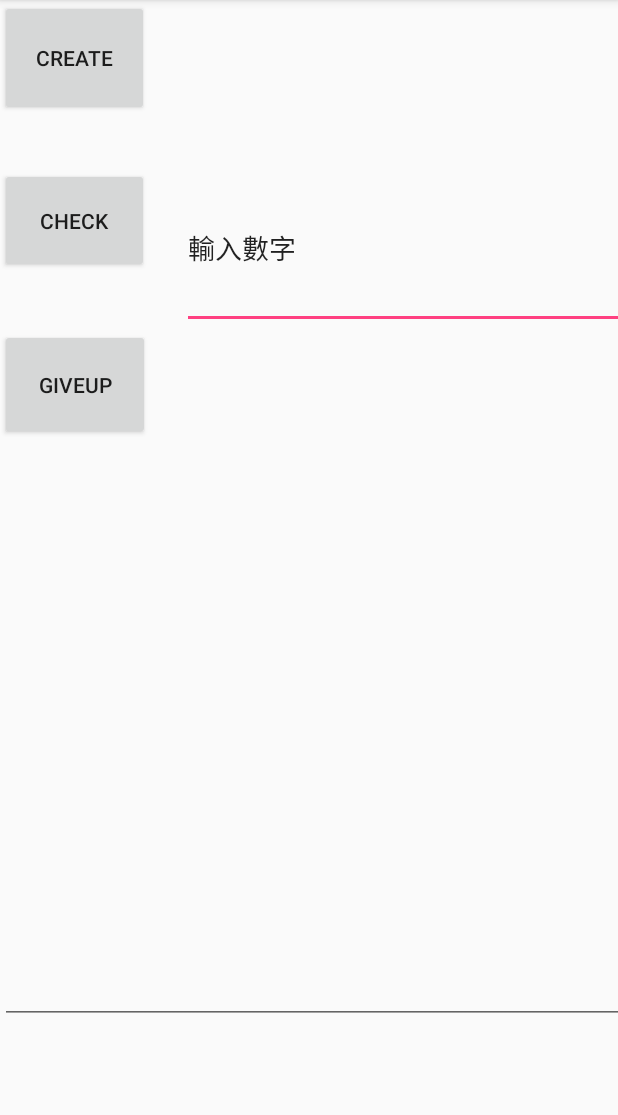
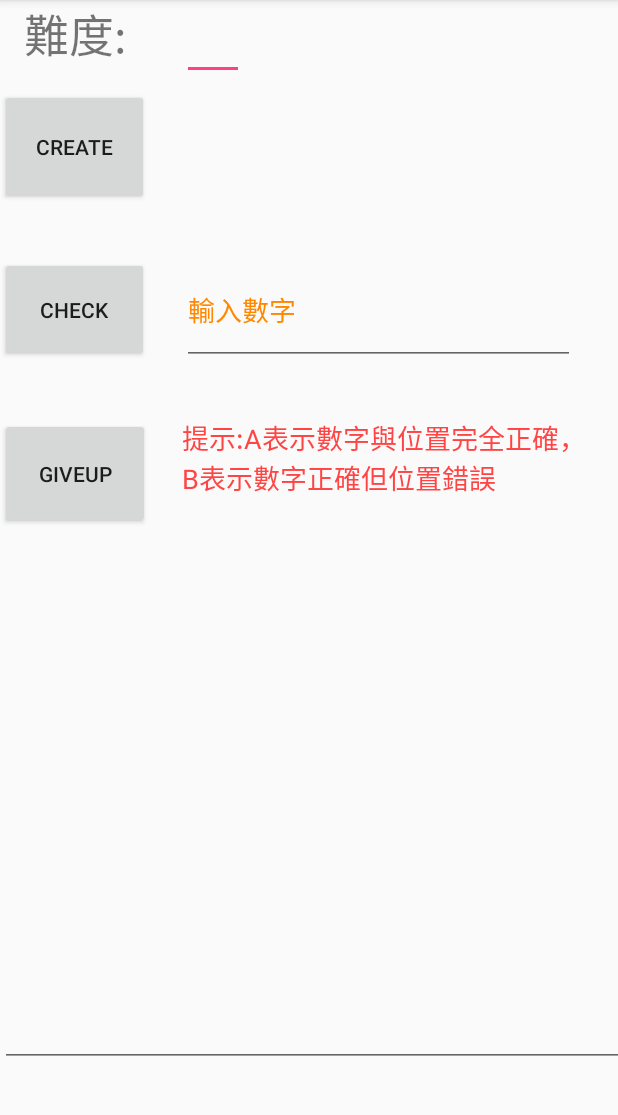
Before and after one commit to Edwardz43/GuessNumber, an Android app: the screen it shows after launch (MainActivity), on a phone screen of 412 x 824 dp, the part 84-1199 px from its top. Run offline under Robolectric (Android 15) with nearby library versions, the phone set to English and light mode, and no system bars.

Commit message:
201703291128

```diff
--- a/app/src/main/res/layout/activity_main.xml
+++ b/app/src/main/res/layout/activity_main.xml
@@ -9,44 +9,61 @@
     <GridLayout
         android:layout_width="464dp"
         android:layout_height="711dp"
-        tools:layout_editor_absoluteX="8dp"
-        tools:layout_editor_absoluteY="8dp">
+        tools:layout_editor_absoluteX="9dp"
+        tools:layout_editor_absoluteY="4dp">
 
         <GridLayout
             android:layout_width="match_parent"
-            android:layout_height="327dp"
+            android:layout_height="426dp"
             android:layout_column="0"
             android:layout_row="0">
 
             <GridLayout
-                android:layout_width="119dp"
-                android:layout_height="112dp">
+                android:layout_width="100dp"
+                android:layout_height="wrap_content">
 
-                <Button
-                    android:id="@+id/button"
-                    android:layout_width="99dp"
-                    android:layout_height="77dp"
-                    android:text="Create" />
+                <TextView
+                    android:id="@+id/textView6"
+                    android:layout_width="match_parent"
+                    android:layout_height="49dp"
+                    android:layout_column="0"
+                    android:layout_row="0"
+                    android:text="難度:"
+                    android:textAlignment="center"
+                    android:textSize="30sp" />
             </GridLayout>
 
             <GridLayout
-                android:layout_width="322dp"
-                android:layout_height="110dp">
+                android:layout_width="277dp"
+                android:layout_height="59dp">
 
-                <TextView
-                    android:id="@+id/textView"
-                    android:layout_width="match_parent"
-                    android:layout_height="match_parent"
-                    android:textAlignment="center"
-                    android:textColor="@android:color/holo_green_dark"
+                <EditText
+                    android:id="@+id/editText4"
+                    android:layout_width="41dp"
+                    android:layout_height="wrap_content"
+                    android:ems="10"
+                    android:inputType="number"
                     android:textSize="24sp" />
+            </GridLayout>
+
+            <GridLayout
+                android:layout_width="121dp"
+                android:layout_height="104dp"
+                android:layout_column="0"
+                android:layout_row="3">
+
+                <Button
+                    android:id="@+id/button3"
+                    android:layout_width="100dp"
+                    android:layout_height="74dp"
+                    android:text="GiveUp" />
             </GridLayout>
 
             <GridLayout
                 android:layout_width="120dp"
                 android:layout_height="104dp"
                 android:layout_column="0"
-                android:layout_row="1">
+                android:layout_row="2">
 
                 <Button
                     android:id="@+id/button2"
@@ -56,43 +73,79 @@
             </GridLayout>
 
             <GridLayout
-                android:layout_width="121dp"
-                android:layout_height="104dp"
+                android:layout_width="119dp"
+                android:layout_height="112dp"
                 android:layout_column="0"
+                android:layout_row="1">
+
+                <Button
+                    android:id="@+id/button"
+                    android:layout_width="99dp"
+                    android:layout_height="77dp"
+                    android:layout_column="0"
+                    android:layout_row="0"
+                    android:text="Create" />
+
+            </GridLayout>
+
+            <FrameLayout
+                android:layout_width="277dp"
+                android:layout_height="108dp"
+                android:layout_column="1"
+                android:layout_row="3"
+                tools:layout_editor_absoluteX="30dp"
+                tools:layout_editor_absoluteY="41dp">
+
+                <TextView
+                    android:id="@+id/textView3"
+                    android:layout_width="269dp"
+                    android:layout_height="110dp"
+                    android:text="提示:A表示數字與位置完全正確，B表示數字正確但位置錯誤"
+                    android:textColor="@android:color/holo_red_light"
+                    android:textSize="18sp" />
+            </FrameLayout>
+
+            <GridLayout
+                android:layout_width="match_parent"
+                android:layout_height="107dp"
+                android:layout_column="1"
                 android:layout_row="2">
 
-                <Button
-                    android:id="@+id/button3"
-                    android:layout_width="100dp"
-                    android:layout_height="74dp"
-                    android:text="GiveUp" />
+                <EditText
+                    android:id="@+id/editText"
+                    android:layout_width="262dp"
+                    android:layout_height="72dp"
+                    android:clickable="true"
+                    android:ems="10"
+                    android:inputType="number"
+                    android:onClick="clearInput"
+                    android:text="輸入數字"
+                    android:textColor="@android:color/holo_orange_dark" />
+
             </GridLayout>
 
             <GridLayout
-                android:layout_width="323dp"
-                android:layout_height="107dp"
+                android:layout_width="283dp"
+                android:layout_height="103dp"
                 android:layout_column="1"
                 android:layout_row="1">
 
-                <EditText
-                    android:id="@+id/editText"
-                    android:layout_width="match_parent"
+                <TextView
+                    android:id="@+id/textView"
+                    android:layout_width="259dp"
                     android:layout_height="match_parent"
-                    android:ems="10"
-                    android:text="輸入數字"
-                    android:inputType="number"
-                    android:clickable="true"
-                    android:onClick="clearInput" />
-
+                    android:textAlignment="center"
+                    android:textColor="@android:color/holo_green_dark"
+                    android:textSize="24sp" />
             </GridLayout>
 
         </GridLayout>
 
         <GridLayout
             android:layout_width="match_parent"
-            android:layout_height="355dp"
+            android:layout_height="281dp"
             android:layout_column="0"
-            android:layout_row="1">
+            android:layout_row="2">
 
             <EditText
                 android:id="@+id/editText2"
@@ -100,10 +153,12 @@
                 android:layout_height="match_parent"
                 android:ems="10"
                 android:inputType="textMultiLine"
-                android:textAlignment="center"
-                android:textColor="@android:color/holo_blue_dark"
-                android:textSize="24sp" />
+                android:selectAllOnFocus="false"
+                android:singleLine="false"
+                android:textAlignment="viewStart"
+                android:textColor="@android:color/holo_red_light" />
         </GridLayout>
 
     </GridLayout>
+
 </android.support.constraint.ConstraintLayout>
```
